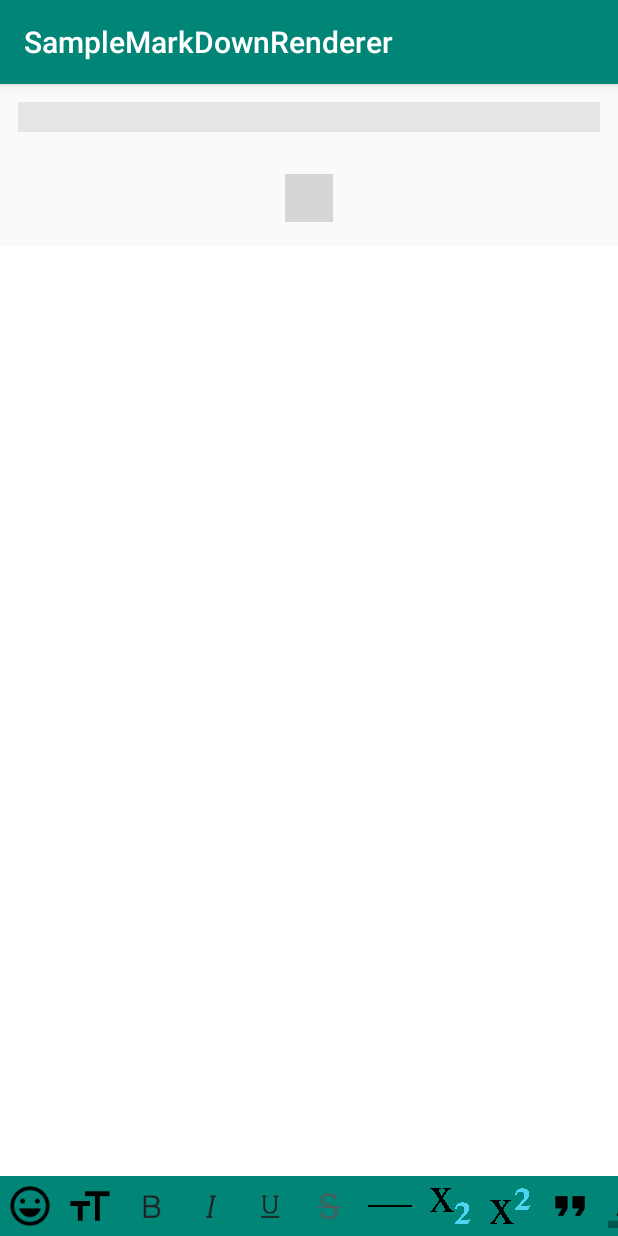
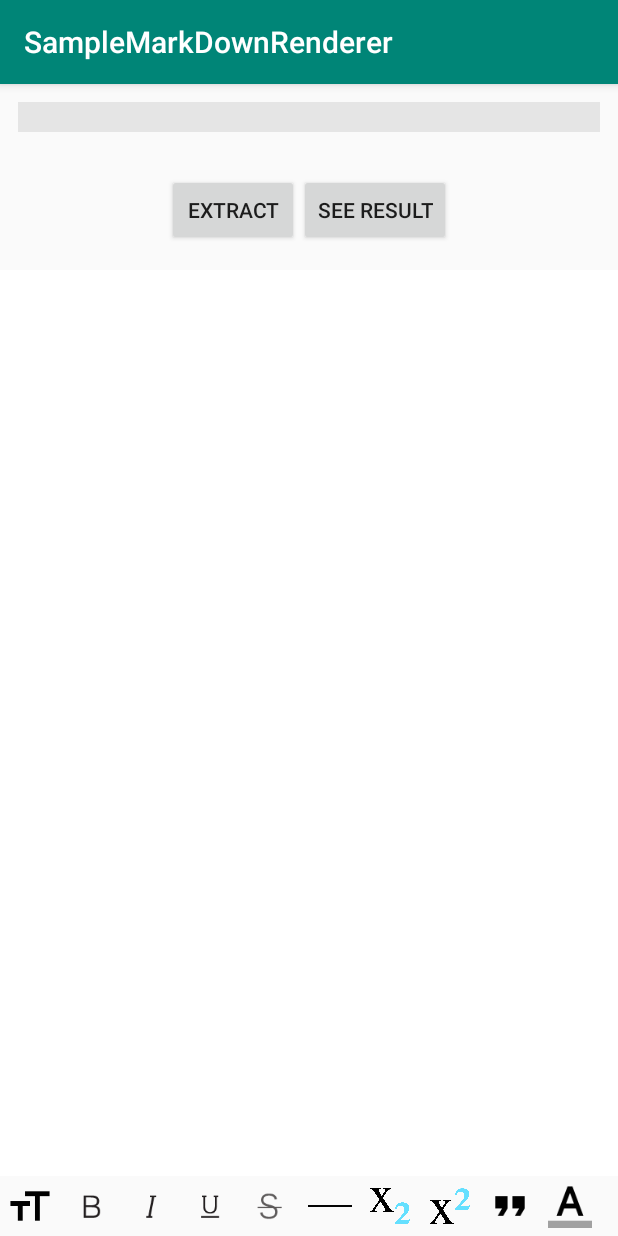
Before and after one commit to coolcyrstal/SampleMarkDownRenderer, an Android app: the screen it shows after launch (MainActivity), on a phone screen of 412 x 824 dp. Run offline under Robolectric (Android 15) with nearby library versions, the phone set to English and light mode, and no system bars; our stand-ins replace ButterKnife; libraries missing offline, so code that uses them is left out: com.savvyapps.togglebuttonlayout, ru.noties.markwon; plain views replace ToggleButtonLayout; pictures from the network do not load; 3 statements that could not run were skipped; grey boxes are pictures that could not be loaded.

Commit message:
add html code

```diff
--- a/CustomEditor/src/main/java/com/chinalwb/are/AREditText.java
+++ b/CustomEditor/src/main/java/com/chinalwb/are/AREditText.java
@@ -464,7 +464,7 @@ public class AREditText extends AppCompatEditText {
 		html.append(editTextHtml);
 		html.append("</body></html>");
 		String htmlContent = html.toString().replaceAll(Constants.ZERO_WIDTH_SPACE_STR_ESCAPE, "");
-		System.out.println(htmlContent);
+//		System.out.println(htmlContent);
 		return htmlContent;
 	}
 
--- a/CustomEditor/src/main/java/com/chinalwb/are/AREditor.java
+++ b/CustomEditor/src/main/java/com/chinalwb/are/AREditor.java
@@ -280,7 +280,7 @@ public class AREditor extends RelativeLayout {
         appendAREditText(mAre, html);
         html.append("</body></html>");
         String htmlContent = html.toString().replaceAll(Constants.ZERO_WIDTH_SPACE_STR_ESCAPE, "");
-        System.out.println(htmlContent);
+//        System.out.println(htmlContent);
         return htmlContent;
     }
 
--- a/CustomEditor/src/main/java/com/chinalwb/are/styles/ARE_ABS_Style.java
+++ b/CustomEditor/src/main/java/com/chinalwb/are/styles/ARE_ABS_Style.java
@@ -177,7 +177,7 @@ public abstract class ARE_ABS_Style<E> implements IARE_Style {
 
 	protected void changeSpanInsideStyle(Editable editable, int start, int end, E e) {
 		// Do nothing by default
-		Log.e("ARE", "in side a span!!");
+//		Log.e("ARE", "in side a span!!");
 	}
 
 	private void checkAndMergeSpan(Editable editable, int start, int end, Class<E> clazzE) {
--- a/CustomEditor/src/main/java/com/chinalwb/are/styles/toolbar/ARE_Toolbar.java
+++ b/CustomEditor/src/main/java/com/chinalwb/are/styles/toolbar/ARE_Toolbar.java
@@ -433,7 +433,7 @@ public class ARE_Toolbar extends LinearLayout {
 	 *
 	 */
 	private void initStyles() {
-		this.mEmojiStyle = new ARE_Emoji(this.mEmojiImageView);
+//		this.mEmojiStyle = new ARE_Emoji(this.mEmojiImageView);
 		this.mFontsizeStyle = new ARE_FontSize(this.mFontsizeImageView);
 		this.mFontfaceStyle = new ARE_Fontface(this.mFontfaceImageView);
 		this.mBoldStyle = new ARE_Bold(this.mBoldImageView);
@@ -458,7 +458,7 @@ public class ARE_Toolbar extends LinearLayout {
 		this.mVideoStyle = new ARE_Video(this.mRteInsertVideo);
 		this.mAtStyle = new ARE_At();
 
-		this.mStylesList.add(this.mEmojiStyle);
+//		this.mStylesList.add(this.mEmojiStyle);
 		this.mStylesList.add(this.mFontsizeStyle);
 		this.mStylesList.add(this.mFontfaceStyle);
 		this.mStylesList.add(this.mBoldStyle);
--- a/CustomEditor/src/main/res/layout/are_toolbar.xml
+++ b/CustomEditor/src/main/res/layout/are_toolbar.xml
@@ -8,52 +8,50 @@
         android:id="@+id/rteColorPalette"
         android:layout_width="wrap_content"
         android:layout_height="wrap_content"
+        android:layout_centerHorizontal="true"
         android:background="@android:color/background_light"
         android:padding="10dp"
-        android:layout_centerHorizontal="true"
         android:visibility="gone"
+        colorPickerView:colorViewCheckedType="checkMark"
         colorPickerView:colorViewHeight="30dp"
-        colorPickerView:colorViewWidth="30dp"
         colorPickerView:colorViewMarginLeft="2dp"
         colorPickerView:colorViewMarginRight="2dp"
-        colorPickerView:colorViewCheckedType="checkMark"
-        colorPickerView:colors="@array/colorPickerColors"
-        />
+        colorPickerView:colorViewWidth="30dp"
+        colorPickerView:colors="@array/colorPickerColors" />
 
     <HorizontalScrollView
         android:layout_width="match_parent"
         android:layout_height="wrap_content">
+
         <LinearLayout
             android:layout_width="wrap_content"
             android:layout_height="wrap_content"
-            android:orientation="horizontal"
-            android:background="?attr/colorPrimary">
+            android:background="@color/theme_secondary"
+            android:orientation="horizontal">
 
             <ImageView
                 android:id="@+id/rteEmoji"
                 android:layout_width="40dp"
                 android:layout_height="40dp"
                 android:padding="5dp"
-                colorPickerView:srcCompat="@drawable/emoji"
-                />
+                android:visibility="gone"
+                colorPickerView:srcCompat="@drawable/emoji" />
 
             <ImageView
                 android:id="@+id/rteFontsize"
                 android:layout_width="40dp"
                 android:layout_height="40dp"
                 android:padding="5dp"
-                colorPickerView:srcCompat="@drawable/fontsize"
                 android:visibility="visible"
-                />
+                colorPickerView:srcCompat="@drawable/fontsize" />
 
             <ImageView
                 android:id="@+id/rteFontface"
                 android:layout_width="40dp"
                 android:layout_height="40dp"
                 android:padding="5dp"
-                colorPickerView:srcCompat="@drawable/fontface"
                 android:visibility="gone"
-                />
+                colorPickerView:srcCompat="@drawable/fontface" />
 
             <ImageView
                 android:id="@+id/rteBold"
@@ -125,16 +123,14 @@
                 android:layout_width="40dp"
                 android:layout_height="40dp"
                 android:padding="5dp"
-                colorPickerView:srcCompat="@drawable/background"
-                />
+                colorPickerView:srcCompat="@drawable/background" />
 
             <ImageView
                 android:id="@+id/rteLink"
                 android:layout_width="40dp"
                 android:layout_height="40dp"
                 android:padding="5dp"
-                colorPickerView:srcCompat="@drawable/ic_insert_link_black_48dp"
-                />
+                colorPickerView:srcCompat="@drawable/ic_insert_link_black_48dp" />
 
             <ImageView
                 android:id="@+id/rteListNumber"
@@ -155,18 +151,16 @@
                 android:layout_width="40dp"
                 android:layout_height="40dp"
                 android:padding="5dp"
-                colorPickerView:srcCompat="@drawable/indentright"
                 android:visibility="gone"
-                 />
+                colorPickerView:srcCompat="@drawable/indentright" />
 
             <ImageView
                 android:id="@+id/rteIndentLeft"
                 android:layout_width="40dp"
                 android:layout_height="40dp"
                 android:padding="5dp"
-                colorPickerView:srcCompat="@drawable/indentleft"
                 android:visibility="gone"
-                />
+                colorPickerView:srcCompat="@drawable/indentleft" />
 
             <ImageView
                 android:id="@+id/rteAlignLeft"
@@ -194,6 +188,7 @@
                 android:layout_width="40dp"
                 android:layout_height="40dp"
                 android:padding="5dp"
+                android:visibility="gone"
                 colorPickerView:srcCompat="@drawable/image" />
 
             <ImageView
@@ -201,26 +196,27 @@
                 android:layout_width="40dp"
                 android:layout_height="40dp"
                 android:padding="5dp"
-                colorPickerView:srcCompat="@drawable/video"
-                />
+                android:visibility="gone"
+                colorPickerView:srcCompat="@drawable/video" />
 
             <ImageView
                 android:id="@+id/rteAt"
                 android:layout_width="40dp"
                 android:layout_height="40dp"
                 android:padding="5dp"
-                colorPickerView:srcCompat="@drawable/at"
-                android:visibility="gone" />
+                android:visibility="gone"
+                colorPickerView:srcCompat="@drawable/at" />
         </LinearLayout>
     </HorizontalScrollView>
+
     <LinearLayout
         android:id="@+id/rteEmojiPanel"
         android:layout_width="match_parent"
         android:layout_height="0px"
-        android:visibility="gone"
         android:gravity="center"
+        android:orientation="horizontal"
         android:paddingTop="10dp"
-        android:orientation="horizontal">
+        android:visibility="gone">
 
     </LinearLayout>
 </merge>
--- a/CustomEditor/src/main/res/values/colors.xml
+++ b/CustomEditor/src/main/res/values/colors.xml
@@ -32,4 +32,6 @@
         <item>#000000</item>
         <item>#0000FF</item>
     </array>
+
+    <color name="theme_secondary">#FAFAFA</color>
 </resources>
--- a/app/build.gradle
+++ b/app/build.gradle
@@ -35,4 +35,5 @@ dependencies {
     annotationProcessor 'com.jakewharton:butterknife-compiler:10.1.0'
     implementation 'com.github.savvyapps:ToggleButtonLayout:1.2.0'
     implementation project(':CustomEditor')
+    implementation 'org.jsoup:jsoup:1.11.1'
 }
--- a/app/src/main/AndroidManifest.xml
+++ b/app/src/main/AndroidManifest.xml
@@ -9,6 +9,7 @@
         android:roundIcon="@mipmap/ic_launcher_round"
         android:supportsRtl="true"
         android:theme="@style/AppTheme">
+        <activity android:name=".Main2Activity"></activity>
         <activity android:name=".MainActivity">
             <intent-filter>
                 <action android:name="android.intent.action.MAIN" />
--- a/app/src/main/java/com/example/samplemarkdownrenderer/MainActivity.java
+++ b/app/src/main/java/com/example/samplemarkdownrenderer/MainActivity.java
@@ -1,13 +1,14 @@
 package com.example.samplemarkdownrenderer;
 
+import android.content.Intent;
 import android.os.Bundle;
-import android.text.Editable;
-import android.text.TextWatcher;
-import android.widget.EditText;
+import android.view.View;
+import android.widget.Button;
 import android.widget.TextView;
 
 import androidx.appcompat.app.AppCompatActivity;
 
+import com.chinalwb.are.AREditor;
 import com.savvyapps.togglebuttonlayout.Toggle;
 import com.savvyapps.togglebuttonlayout.ToggleButtonLayout;
 
@@ -23,10 +24,16 @@ public class MainActivity extends AppCompatActivity {
 
     @BindView(R.id.main_text_view)
     TextView mTextView;
-//    @BindView(R.id.main_edit_text)
+    //    @BindView(R.id.main_edit_text)
 //    EditText mEditText;
     @BindView(R.id.toggle_button_layout)
     ToggleButtonLayout mToggleButtonLayout;
+    @BindView(R.id.are_editor)
+    AREditor mAREditor;
+    @BindView(R.id.extract_button)
+    Button mButton;
+    @BindView(R.id.result_button)
+    Button mButtonResult;
 
 
     private String mFullText = "";
@@ -49,7 +56,15 @@ public class MainActivity extends AppCompatActivity {
         mListItems.add("strike-stroke");
 
         final Markwon markwon = Markwon.create(getApplicationContext());
-        markwon.setMarkdown(mTextView, mTextTemp);
+//        Markwon.builder(getApplicationContext())
+//                .usePlugin(CorePlugin.create())
+//                .usePlugin(new AbstractMarkwonPlugin() {
+//                    @Override
+//                    public void configureHtmlRenderer(@NonNull MarkwonHtmlRenderer.Builder builder) {
+//                        super.configureHtmlRenderer(builder);
+//                    }
+//                });
+//        markwon.setMarkdown(mTextView, mTextTemp);
 
 //        mEditText.addTextChangedListener(new TextWatcher() {
 //            @Override
@@ -80,6 +95,23 @@ public class MainActivity extends AppCompatActivity {
                 return MainActivity.this.showToggle(toggle, aBoolean);
             }
         });
+
+        mButton.setOnClickListener(new View.OnClickListener() {
+            @Override
+            public void onClick(View v) {
+                mTextView.setText(mAREditor.getHtml());
+//                markwon.setMarkdown(mTextView, mAREditor.getHtml());
+            }
+        });
+
+        mButtonResult.setOnClickListener(new View.OnClickListener() {
+            @Override
+            public void onClick(View v) {
+                Intent intent = new Intent(getApplicationContext(), Main2Activity.class);
+                intent.putExtra("result", mAREditor.getHtml());
+                startActivity(intent);
+            }
+        });
     }
 
     private Unit showToggle(Toggle toggle, Boolean isToggle) {
--- a/app/src/main/res/layout/activity_main.xml
+++ b/app/src/main/res/layout/activity_main.xml
@@ -23,11 +23,11 @@
 
 
     <!--<EditText-->
-        <!--android:id="@+id/main_edit_text"-->
-        <!--android:layout_width="wrap_content"-->
-        <!--android:layout_height="wrap_content"-->
-        <!--android:layout_marginTop="10dp"-->
-        <!--android:minWidth="50dp" />-->
+    <!--android:id="@+id/main_edit_text"-->
+    <!--android:layout_width="wrap_content"-->
+    <!--android:layout_height="wrap_content"-->
+    <!--android:layout_marginTop="10dp"-->
+    <!--android:minWidth="50dp" />-->
 
     <com.savvyapps.togglebuttonlayout.ToggleButtonLayout
         android:id="@+id/toggle_button_layout"
@@ -35,10 +35,32 @@
         android:layout_height="wrap_content"
         android:layout_gravity="center_horizontal"
         android:layout_marginTop="16dp"
+        android:visibility="gone"
         app:dividerColor="#000000"
         app:menu="@menu/toggle_menu"
         app:multipleSelection="false"
         app:selectedColor="@color/colorPrimary" />
+
+    <LinearLayout
+        android:layout_width="wrap_content"
+        android:layout_height="wrap_content"
+        android:layout_gravity="center_horizontal"
+        android:layout_marginTop="16dp"
+        android:orientation="horizontal">
+
+        <Button
+            android:id="@+id/extract_button"
+            android:layout_width="wrap_content"
+            android:layout_height="wrap_content"
+            android:text="extract" />
+
+        <Button
+            android:id="@+id/result_button"
+            android:layout_width="wrap_content"
+            android:layout_height="wrap_content"
+            android:text="See Result" />
+    </LinearLayout>
+
 
     <com.chinalwb.are.AREditor
         android:id="@+id/are_editor"
```
Also changed, not shown: app/src/main/java/com/example/samplemarkdownrenderer/Main2Activity.java (added, +32 -0 lines), app/src/main/res/layout/activity_main2.xml (added, +13 -0 lines).
